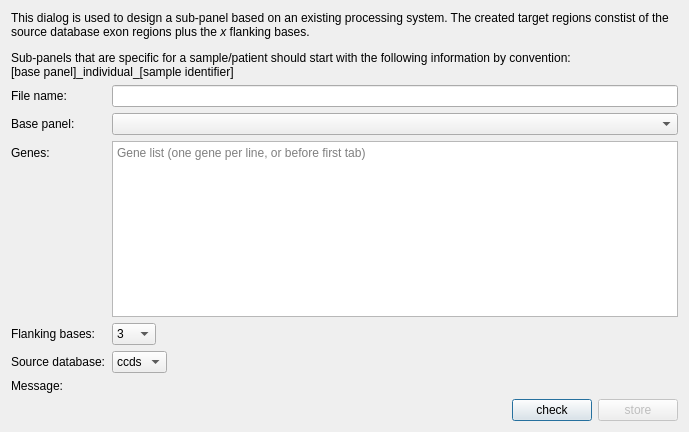
Old version of the form src/GSvar/SubpanelDesignDialog.ui in the repository imgag/ngs-bits.
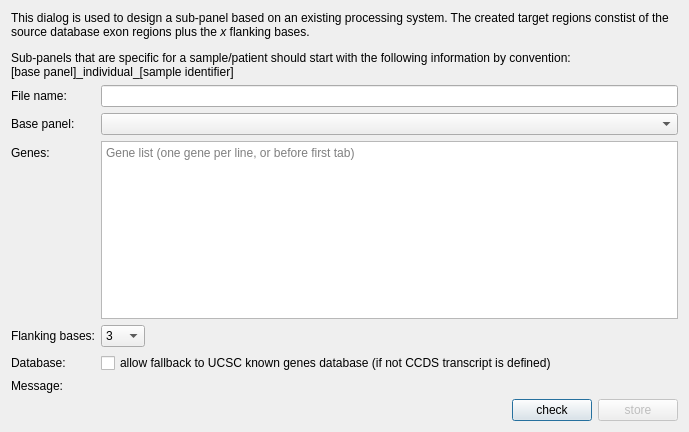
New version of the form.

Commit message: NGSD: genesToRegions method now has a fallback option if no CCDS transcript is found - using it in GSvar SubpanelDesignDialog and GenesToRegions tool

Patch:
```diff
--- a/src/GSvar/SubpanelDesignDialog.ui
+++ b/src/GSvar/SubpanelDesignDialog.ui
@@ -184,27 +184,17 @@
    <item row="6" column="0">
     <widget class="QLabel" name="label_7">
      <property name="text">
-      <string>Source database:</string>
+      <string>Database:</string>
      </property>
     </widget>
    </item>
    <item row="6" column="1">
     <layout class="QHBoxLayout" name="horizontalLayout_3">
      <item>
-      <widget class="QComboBox" name="source_db">
-       <property name="currentText">
-        <string>ccds</string>
+      <widget class="QCheckBox" name="fallback">
+       <property name="text">
+        <string>allow fallback to UCSC known genes database (if not CCDS transcript is defined)</string>
        </property>
-       <item>
-        <property name="text">
-         <string>ccds</string>
-        </property>
-       </item>
-       <item>
-        <property name="text">
-         <string>ucsc</string>
-        </property>
-       </item>
       </widget>
      </item>
      <item>
```
The commit also changes 8 other files.
